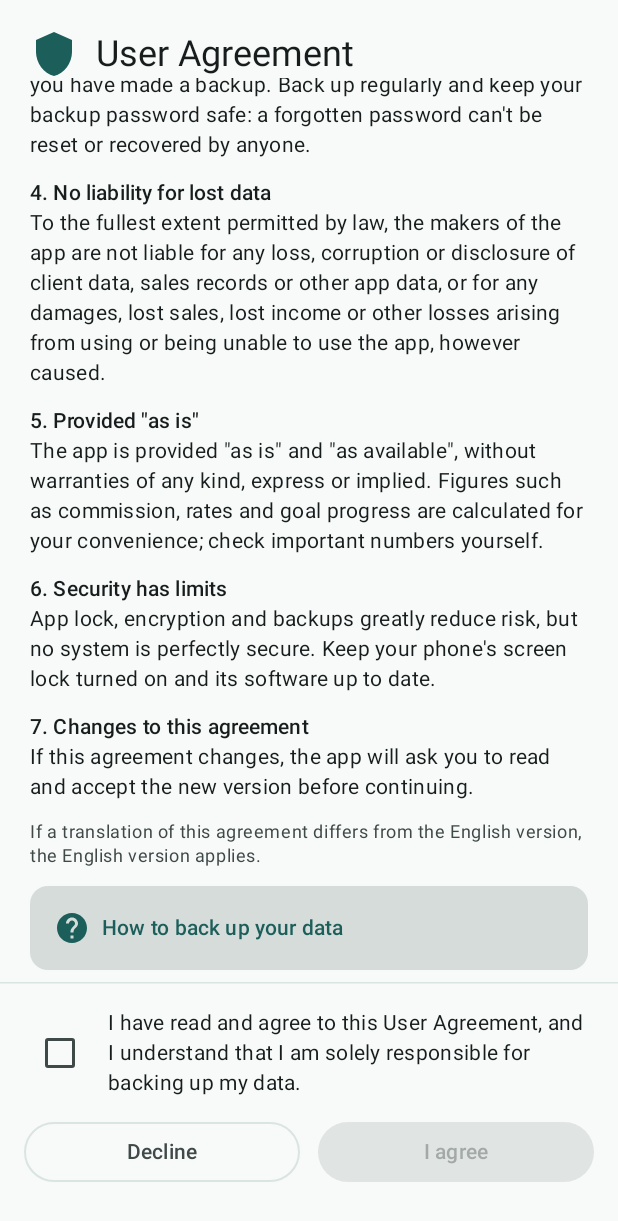
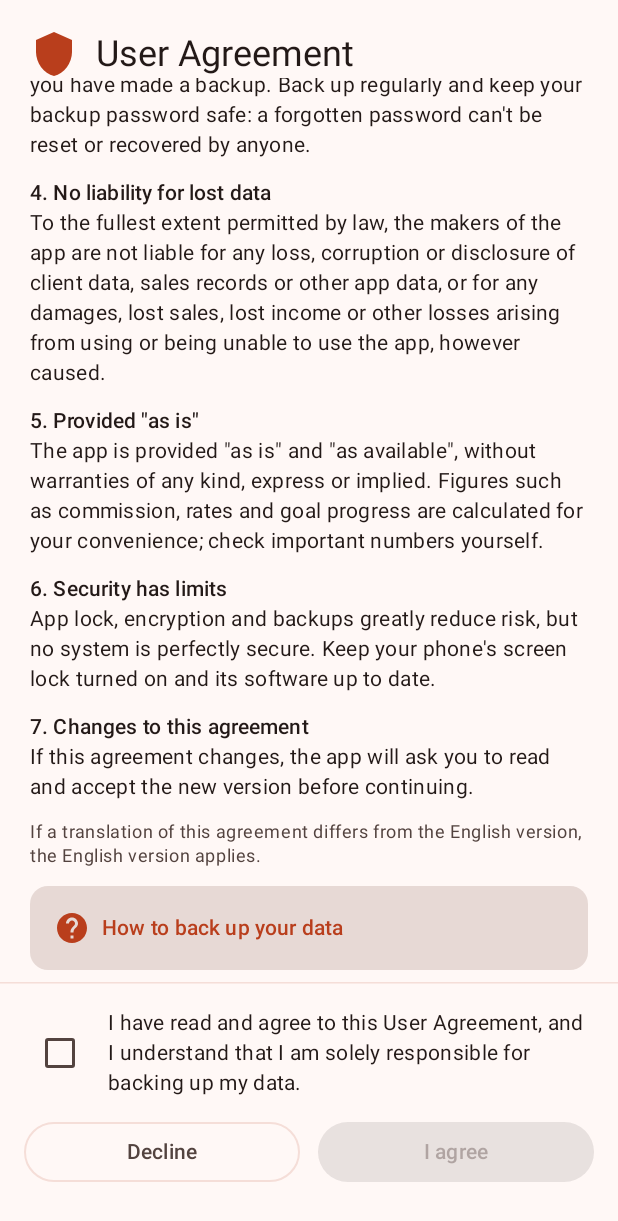
Before and after one commit to Ray-Aurelius/SalesTracker, an Android app built with Jetpack Compose: the screen it shows after launch (MainActivity), scrolled down 421 dp, on a phone screen of 412 x 824 dp. Shown: the top 1221 px of the screen. Run offline under Robolectric (Android 15) with nearby library versions, the phone set to English and light mode, and no system bars.

Commit message:
Bullseye palette (coral + slate, WCAG-checked) as the default; coral notification accent
Co-Authored-By: Claude Opus 5.5 <noreply@anthropic.com>
Claude-Session: https://claude.ai/code/session_013fLhE5NWs9uEYnMEV2QD7t

```diff
--- a/app/src/main/java/com/salestracker/app/reminders/Reminders.kt
+++ b/app/src/main/java/com/salestracker/app/reminders/Reminders.kt
@@ -139,6 +139,7 @@ object ReminderScheduler {
         )
         val notification = NotificationCompat.Builder(context, CHANNEL_ID)
             .setSmallIcon(R.drawable.ic_stat_reminder)
+            .setColor(0xFFE4572E.toInt()) // brand coral, matching the app icon
             .setContentTitle(appt.title)
             .setContentText(line)
             .setStyle(NotificationCompat.BigTextStyle().bigText(body))
--- a/app/src/main/java/com/salestracker/app/ui/AppViewModel.kt
+++ b/app/src/main/java/com/salestracker/app/ui/AppViewModel.kt
@@ -41,7 +41,7 @@ class AppViewModel(app: Application) : AndroidViewModel(app) {
     private val settings = app.getSharedPreferences("settings", Context.MODE_PRIVATE)
 
     var palette by mutableStateOf(
-        AppPalette.entries.firstOrNull { it.name == settings.getString("palette", null) } ?: AppPalette.TEAL
+        AppPalette.entries.firstOrNull { it.name == settings.getString("palette", null) } ?: AppPalette.BULLSEYE
     )
         private set
     var darkMode by mutableStateOf(
@@ -210,7 +210,7 @@ class AppViewModel(app: Application) : AndroidViewModel(app) {
         repo.eraseEverything()
         settings.edit().clear().commit()
         prefs.edit().clear().commit()
-        palette = AppPalette.TEAL
+        palette = AppPalette.BULLSEYE
         darkMode = DarkMode.SYSTEM
         font = AppFont.STANDARD
         textScale = 1.0f
--- a/app/src/main/java/com/salestracker/app/ui/theme/Theme.kt
+++ b/app/src/main/java/com/salestracker/app/ui/theme/Theme.kt
@@ -62,6 +62,24 @@ private fun Tones.toScheme(dark: Boolean): ColorScheme {
 }
 
 enum class AppPalette(@StringRes val label: Int, @StringRes val description: Int, private val light: Tones, private val dark: Tones) {
+    // Matches the bullseye app icon. The default for new users.
+    BULLSEYE(
+        R.string.palette_bullseye, R.string.palette_bullseye_desc,
+        light = Tones(
+            0xFFB93E1C, 0xFFFFFFFF, 0xFFFFDBD1, 0xFF3B0900,
+            0xFF44546A, 0xFFFFFFFF, 0xFFD8E2F2, 0xFF101C2B,
+            0xFF8A5100,
+            0xFFFFF8F6, 0xFF231917,
+            0xFFF5DED8, 0xFF53433F, 0xFF85736E,
+        ),
+        dark = Tones(
+            0xFFFFB4A1, 0xFF611200, 0xFF8A2A10, 0xFFFFDBD1,
+            0xFFB8C7DE, 0xFF22314A, 0xFF39475E, 0xFFD6E3FA,
+            0xFFFFB86B,
+            0xFF1A110F, 0xFFF1DFDA,
+            0xFF53433F, 0xFFD8C2BC, 0xFFA08C87,
+        ),
+    ),
     TEAL(
         R.string.palette_teal, R.string.palette_teal_desc,
         light = Tones(
@@ -169,7 +187,7 @@ fun isDarkTheme(mode: DarkMode): Boolean = when (mode) {
 
 @Composable
 fun SalesTrackerTheme(
-    palette: AppPalette = AppPalette.TEAL,
+    palette: AppPalette = AppPalette.BULLSEYE,
     dark: Boolean = isSystemInDarkTheme(),
     custom: CustomColors? = null,
     font: AppFont = AppFont.STANDARD,
@@ -186,7 +204,7 @@ fun SalesTrackerTheme(
 /** The three colors a user picks on the color wheel. Stored as ARGB ints. */
 data class CustomColors(val main: Int, val accent: Int, val background: Int) {
     companion object {
-        val DEFAULT = CustomColors(0xFF1B5E5A.toInt(), 0xFFB4651A.toInt(), 0xFFF7FAF9.toInt())
+        val DEFAULT = CustomColors(0xFFE4572E.toInt(), 0xFF44546A.toInt(), 0xFFFFF8F6.toInt())
     }
 }
 
--- a/app/src/main/res/values/strings.xml
+++ b/app/src/main/res/values/strings.xml
@@ -111,6 +111,8 @@
     <string name="mode_dark">Dark</string>
     <string name="appearance_palette">Color palette</string>
     <string name="selected">Selected</string>
+    <string name="palette_bullseye">Bullseye</string>
+    <string name="palette_bullseye_desc">Coral and slate, matching the app icon</string>
     <string name="palette_teal">Classic Teal</string>
     <string name="palette_teal_desc">The original look</string>
     <string name="palette_gray">Grayscale</string>
```
Also changed, not shown: 10 other files.
